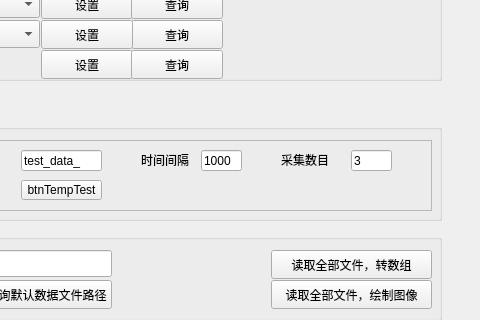
Qt form mainwindow.ui (J4nnA/janna_51) before a commit; both pictures show x 219 to 699 and y 170 to 490 of the 699 by 749 pixel window.
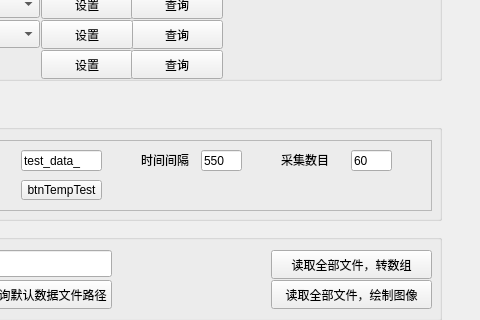
The same form after that commit.

Diff of the .ui file:
```diff
--- a/mainwindow.ui
+++ b/mainwindow.ui
@@ -401,7 +401,7 @@
        </rect>
       </property>
       <property name="text">
-       <string>3</string>
+       <string>60</string>
       </property>
      </widget>
      <widget class="QLabel" name="label_13">
@@ -427,7 +427,7 @@
        </rect>
       </property>
       <property name="text">
-       <string>1000</string>
+       <string>550</string>
       </property>
      </widget>
      <widget class="QLabel" name="label_10">
```
